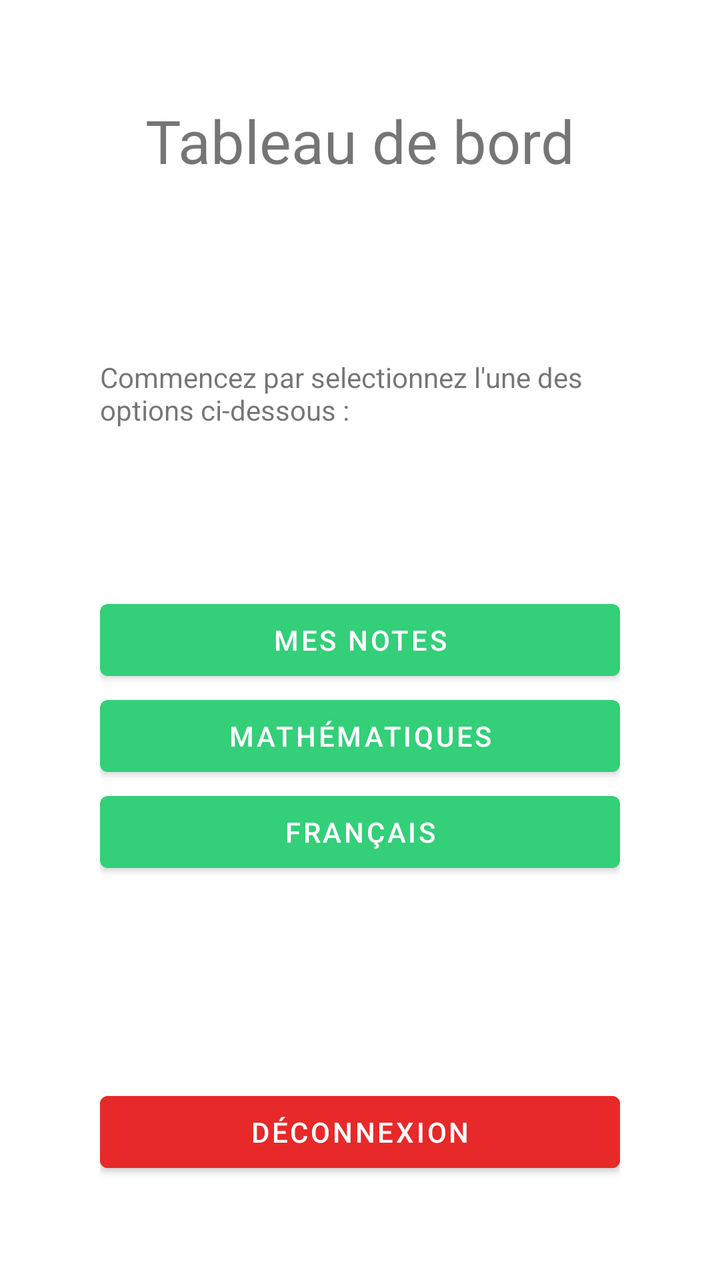
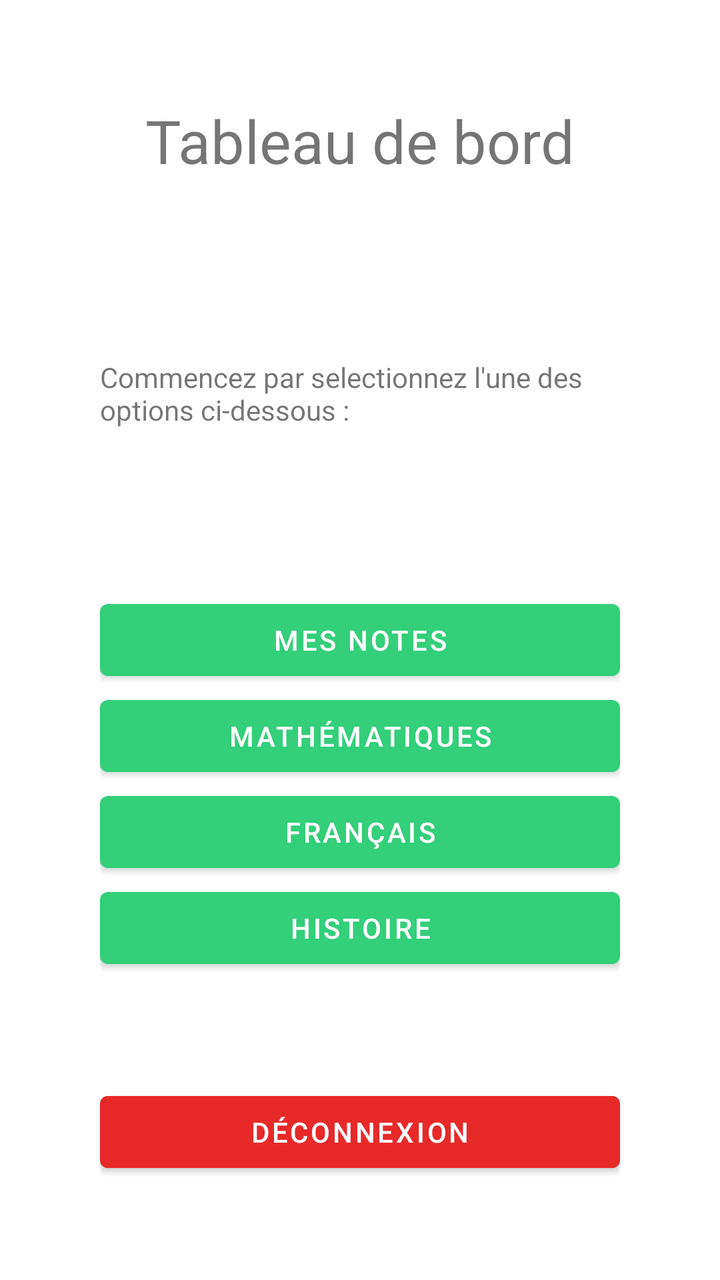

The first picture is an Android layout as it rendered before a commit; the second is the same layout after the commit. The layout source and the unified diff follow.
<!-- AndroidManifest.xml: application theme Theme.Lousticole -->
<!-- res/layout/dashboard.xml -->
<?xml version="1.0" encoding="utf-8"?>
<androidx.constraintlayout.widget.ConstraintLayout xmlns:android="http://schemas.android.com/apk/res/android"
    xmlns:app="http://schemas.android.com/apk/res-auto"
    android:layout_width="match_parent"
    android:layout_height="match_parent"
    android:padding="50dp">

    <TextView
        android:id="@+id/dashboard_welcome_textView"
        android:layout_width="wrap_content"
        android:layout_height="wrap_content"
        android:textSize="30sp"
        android:layout_marginLeft="50px"
        android:layout_marginRight="50px"
        android:text="Tableau de bord"
        app:layout_constraintEnd_toEndOf="parent"
        app:layout_constraintStart_toStartOf="parent"
        app:layout_constraintTop_toTopOf="parent" />

    <TextView
        android:id="@+id/dashboard_description_textview"
        android:layout_width="wrap_content"
        android:layout_height="wrap_content"
        android:layout_marginLeft="50px"
        android:layout_marginTop="20px"
        android:layout_marginRight="50px"
        android:text="Commencez par selectionnez l'une des options ci-dessous :"
        app:layout_constraintBottom_toTopOf="@+id/dashboard_grades_button"
        app:layout_constraintEnd_toEndOf="parent"
        app:layout_constraintStart_toStartOf="parent"
        app:layout_constraintTop_toBottomOf="@+id/dashboard_welcome_textView" />

    <Button
        android:id="@+id/dashboard_grades_button"
        android:layout_width="match_parent"
        android:layout_height="wrap_content"
        android:text="Mes notes"
        app:layout_constraintBottom_toBottomOf="parent"
        app:layout_constraintEnd_toEndOf="parent"
        app:layout_constraintStart_toStartOf="parent"
        app:layout_constraintTop_toTopOf="parent" />

    <Button
        android:id="@+id/dashboard_math_button"
        android:layout_width="match_parent"
        android:layout_height="wrap_content"
        android:text="Mathématiques"
        app:layout_constraintEnd_toEndOf="parent"
        app:layout_constraintStart_toStartOf="parent"
        app:layout_constraintTop_toBottomOf="@+id/dashboard_grades_button" />

    <Button
        android:id="@+id/dashboard_francais_button"
        android:layout_width="match_parent"
        android:layout_height="wrap_content"
        android:text="Français"
        app:layout_constraintEnd_toEndOf="parent"
        app:layout_constraintStart_toStartOf="parent"
        app:layout_constraintTop_toBottomOf="@+id/dashboard_math_button" />

    <Button
        android:id="@+id/dashboard_settings_button"
        android:layout_width="match_parent"
        android:layout_height="wrap_content"
        android:text="Déconnexion"
        android:backgroundTint="@color/red"
        app:layout_constraintBottom_toBottomOf="parent"
        app:layout_constraintEnd_toEndOf="parent"
        app:layout_constraintStart_toStartOf="parent" />
</androidx.constraintlayout.widget.ConstraintLayout>
<!-- resources referenced by this layout -->
<resources>
  <color name="red">#E72929</color>
  <style name="Theme.Lousticole" parent="Theme.MaterialComponents.DayNight.NoActionBar">
          
          <item name="colorPrimary">@color/green</item>
          <item name="colorPrimaryVariant">@color/blue</item>
          <item name="colorOnPrimary">@color/white</item>
          
          <item name="colorSecondary">@color/blue</item>
          <item name="colorSecondaryVariant">@color/green</item>
          <item name="colorOnSecondary">@color/white</item>
          
          <item name="android:statusBarColor">@android:color/transparent</item>
          <item name="android:navigationBarColor">@android:color/transparent</item>
          <item name="android:windowTranslucentStatus">false</item>
          <item name="android:windowTranslucentNavigation">false</item>
          
      </style>
  <color name="green">#33cf79</color>
  <color name="blue">#3583e2</color>
  <color name="white">#FFFFFFFF</color>
</resources>

<!-- the commit's change to res/layout/dashboard.xml (unified diff, before → after) -->
@@ -59,6 +59,14 @@
         app:layout_constraintTop_toBottomOf="@+id/dashboard_math_button" />
 
     <Button
+        android:id="@+id/dashboard_histoire_button"
+        android:layout_width="match_parent"
+        android:layout_height="wrap_content"
+        android:text="Histoire"
+        app:layout_constraintEnd_toEndOf="parent"
+        app:layout_constraintStart_toStartOf="parent"
+        app:layout_constraintTop_toBottomOf="@+id/dashboard_francais_button" />
+    <Button
         android:id="@+id/dashboard_settings_button"
         android:layout_width="match_parent"
         android:layout_height="wrap_content"
